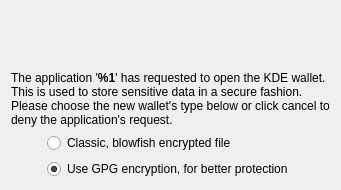
The window that src/runtime/ksecretd/knewwalletdialogintro.ui (KDE/kwallet) describes before a commit, drawn with Qt 5.
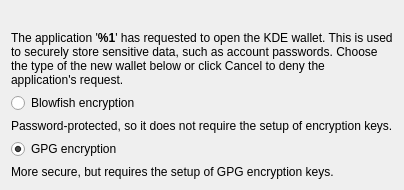
The same window after the commit. Custom widgets are drawn as their Qt base class.

Commit message:
Improve new wallet onboarding
If no suitable GPG keys are found, provide clear instructions for creating one or use Blowfish encryption instead. Add a reload button to the list of GPG keys for after one is created.

What changed in the file:
```diff
--- a/src/runtime/ksecretd/knewwalletdialogintro.ui
+++ b/src/runtime/ksecretd/knewwalletdialogintro.ui
@@ -27,7 +27,7 @@
       </sizepolicy>
      </property>
      <property name="text">
-      <string>&lt;html&gt;&lt;head/&gt;&lt;body&gt;&lt;p&gt;The application '&lt;span style=&quot; font-weight:600;&quot;&gt;%1&lt;/span&gt;' has requested to open the KDE wallet. This is used to store sensitive data in a secure fashion. Please choose the new wallet's type below or click cancel to deny the application's request.&lt;/p&gt;&lt;/body&gt;&lt;/html&gt;</string>
+      <string>&lt;html&gt;&lt;head/&gt;&lt;body&gt;&lt;p&gt;The application '&lt;span style=&quot; font-weight:600;&quot;&gt;%1&lt;/span&gt;' has requested to open the KDE wallet. This is used to securely store sensitive data, such as account passwords. Choose the type of the new wallet below or click Cancel to deny the application's request.&lt;/p&gt;&lt;/body&gt;&lt;/html&gt;</string>
      </property>
      <property name="textFormat">
       <enum>Qt::RichText</enum>
@@ -63,20 +63,34 @@
        <item>
         <widget class="QRadioButton" name="radioBlowfish">
          <property name="text">
-          <string>Classic, blowfish encrypted file</string>
+          <string>Blowfish encryption</string>
+         </property>
+        </widget>
+       </item>
+       <item>
+        <widget class="QLabel">
+         <property name="text">
+          <string>Password-protected, so it does not require the setup of encryption keys.</string>
          </property>
         </widget>
        </item>
        <item>
         <widget class="QRadioButton" name="radioGpg">
          <property name="text">
-          <string>Use GPG encryption, for better protection</string>
+          <string>GPG encryption</string>
          </property>
          <property name="checked">
           <bool>true</bool>
          </property>
         </widget>
        </item>
+       <item>
+        <widget class="QLabel">
+         <property name="text">
+          <string>More secure, but requires the setup of GPG encryption keys.</string>
+         </property>
+        </widget>
+       </item>
       </layout>
      </item>
      <item>
```
The commit also changes 10 other files.
